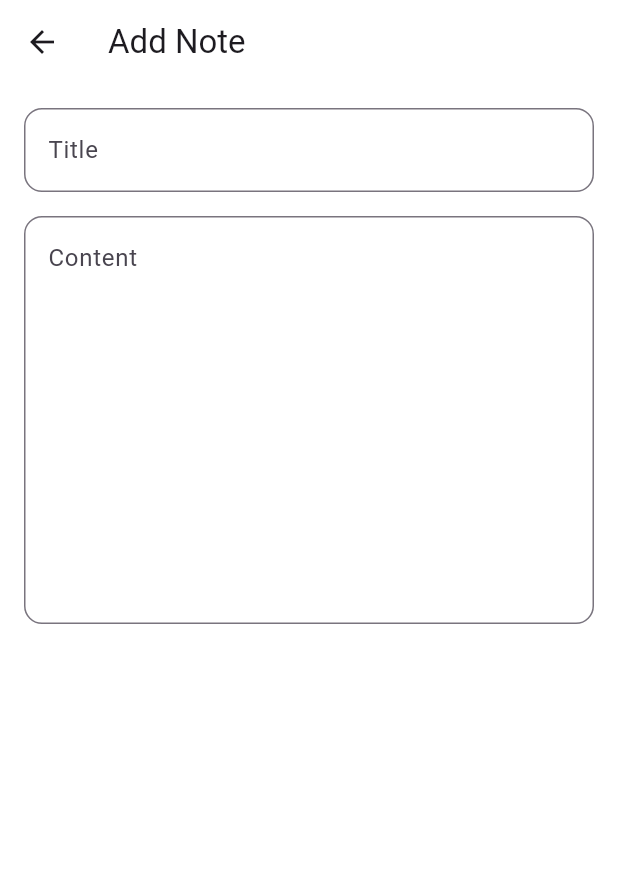
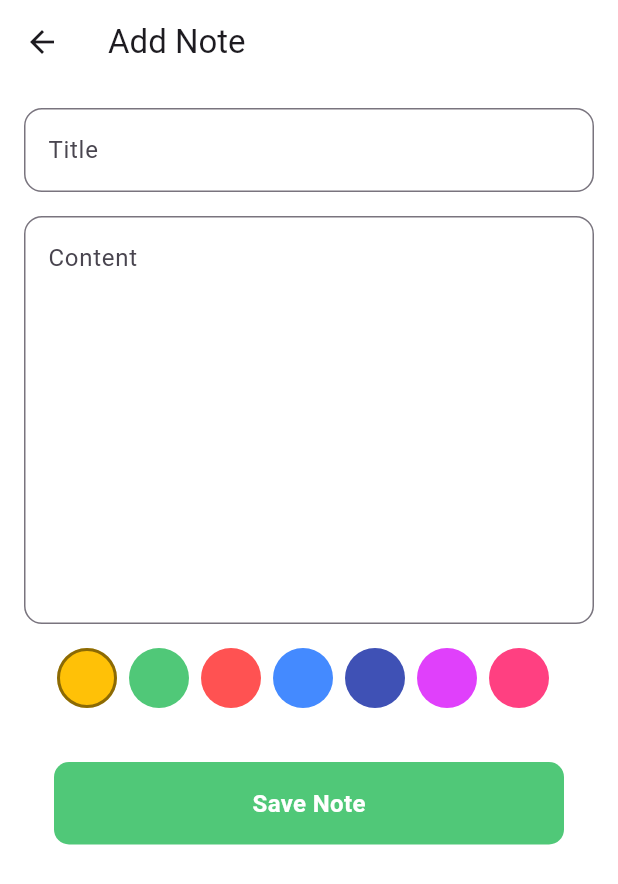
Before and after one commit to Gadiel-Sosa/app_notes, a Flutter app: the AddEditNoteScreen screen opened directly, on a phone screen of 412 x 824 dp. Shown: the top 884 px of the screen. Run offline on Flutter 3.47's test engine with Material 3 defaults, Android fonts, the phone set to English and light mode, and no system bars; our stand-ins replace sqflite; accounts and stored records are empty.

Commit message:
Edit Screen Function

```diff
--- a/lib/screens/add_edit_screen.dart
+++ b/lib/screens/add_edit_screen.dart
@@ -88,7 +88,62 @@ class _AddEditNoteScreenState extends State<AddEditNoteScreen> {
                       return null;
                     },
                   ),
-                  Padding(padding: EdgeInsets.all(16)),
+                  Padding(
+                    padding: EdgeInsets.all(16),
+                    child: SingleChildScrollView(
+                      scrollDirection: Axis.horizontal,
+                      child: Row(
+                        children:
+                            _colors.map((color) {
+                              return GestureDetector(
+                                onTap:
+                                    () =>
+                                        setState(() => _selectedColor = color),
+                                child: Container(
+                                  height: 40,
+                                  width: 40,
+                                  margin: EdgeInsets.only(right: 8),
+                                  decoration: BoxDecoration(
+                                    color: color,
+                                    shape: BoxShape.circle,
+                                    border: Border.all(
+                                      color:
+                                          _selectedColor == color
+                                              ? Colors.black45
+                                              : Colors.transparent,
+                                      width: 2,
+                                    ),
+                                  ),
+                                ),
+                              );
+                            }).toList(),
+                      ),
+                    ),
+                  ),
+                  InkWell(
+                    onTap: () {
+                      _saveNote();
+                      Navigator.pop(context);
+                    },
+                    child: Container(
+                      margin: EdgeInsets.all(20),
+                      padding: EdgeInsets.all(16),
+                      decoration: BoxDecoration(
+                        color: Color(0xFF50C878),
+                        borderRadius: BorderRadius.circular(10),
+                      ),
+                      child: Center(
+                        child: Text(
+                          'Save Note',
+                          style: TextStyle(
+                            color: Colors.white,
+                            fontSize: 16,
+                            fontWeight: FontWeight.bold,
+                          ),
+                        ),
+                      ),
+                    ),
+                  ),
                 ],
               ),
             ),
@@ -97,4 +152,23 @@ class _AddEditNoteScreenState extends State<AddEditNoteScreen> {
       ),
     );
   }
+
+  Future<void> _saveNote() async {
+    if (_formKey.currentState!.validate()) {
+      final note = Note(
+        id: widget.note?.id,
+        title: _titleController.text,
+        content: _contentController.text,
+        // ignore: deprecated_member_use
+        color: _selectedColor.value.toString(),
+        dateTime: DateTime.now().toString(),
+      );
+
+      if (widget.note == null) {
+        await _databaseHelper.insertNote(note);
+      } else {
+        await _databaseHelper.updateNote(note);
+      }
+    }
+  }
 }
--- a/lib/screens/home_screen.dart
+++ b/lib/screens/home_screen.dart
@@ -1,5 +1,6 @@
 import 'package:app_notes/models/notes_model.dart';
 import 'package:app_notes/screens/add_edit_screen.dart';
+import 'package:app_notes/screens/view_note_screen.dart';
 import 'package:app_notes/services/database_helper.dart';
 import 'package:flutter/material.dart';
 
@@ -71,7 +72,12 @@ class _HomeScreenState extends State<HomeScreen> {
 
           return GestureDetector(
             onTap: () async {
-              //await Navigator.push(context, MaterialPageRoute(builder: (context) => ViewNoteScreen(note: note),));
+              await Navigator.push(
+                context,
+                MaterialPageRoute(
+                  builder: (context) => ViewNoteScreen(note: note),
+                ),
+              );
 
               _loadNotes();
             },
```
Also changed, not shown: lib/screens/view_note_screen.dart (+43 -0 lines).
